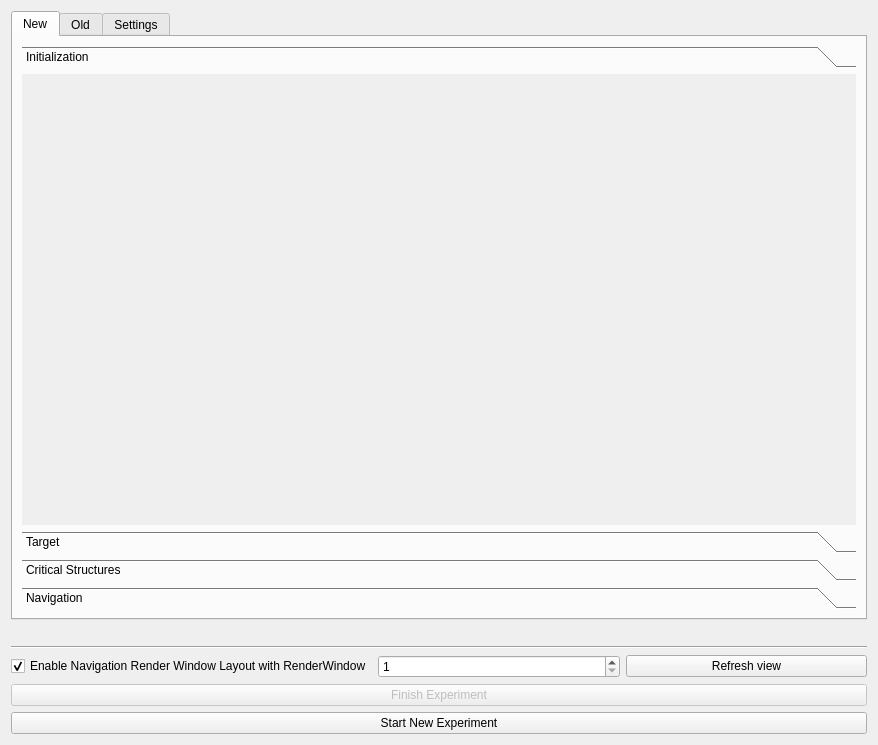
Old version of the form Plugins/org.mitk.gui.qt.igt.app.echotrack/src/internal/QmitkUSNavigationMarkerPlacement.ui in the repository alaansheikhani/MITK.
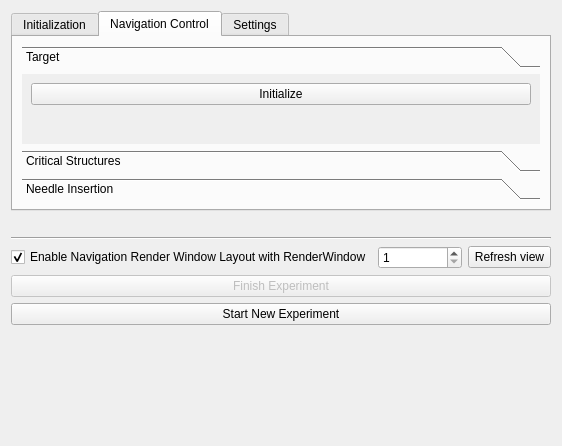
New version of the form. The open tabs and pages were chosen to show the change. Custom widgets are drawn as their Qt base class.

Commit message: unused UI elements are hidden now

Patch:
```diff
--- a/Plugins/org.mitk.gui.qt.igt.app.echotrack/src/internal/QmitkUSNavigationMarkerPlacement.ui
+++ b/Plugins/org.mitk.gui.qt.igt.app.echotrack/src/internal/QmitkUSNavigationMarkerPlacement.ui
@@ -6,8 +6,8 @@
    <rect>
     <x>0</x>
     <y>0</y>
-    <width>878</width>
-    <height>745</height>
+    <width>562</width>
+    <height>446</height>
    </rect>
   </property>
   <property name="windowTitle">
@@ -16,12 +16,25 @@
   <layout class="QVBoxLayout" name="verticalLayout_2">
    <item>
     <widget class="QTabWidget" name="tabWidget">
+     <property name="enabled">
+      <bool>true</bool>
+     </property>
      <property name="currentIndex">
       <number>0</number>
      </property>
+     <widget class="QWidget" name="tab_2">
+      <attribute name="title">
+       <string>Initialization</string>
+      </attribute>
+      <layout class="QVBoxLayout" name="verticalLayout">
+       <item>
+        <widget class="QmitkUSNavigationStepCombinedModality" name="m_CombinedModalityCreationWidget" native="true"/>
+       </item>
+      </layout>
+     </widget>
      <widget class="QWidget" name="tab">
       <attribute name="title">
-       <string>New</string>
+       <string>Navigation Control</string>
       </attribute>
       <layout class="QVBoxLayout" name="verticalLayout_3">
        <item>
@@ -29,25 +42,15 @@
          <property name="currentIndex">
           <number>0</number>
          </property>
-         <widget class="QWidget" name="page">
-          <property name="geometry">
-           <rect>
-            <x>0</x>
-            <y>0</y>
-            <width>828</width>
-            <height>408</height>
-           </rect>
-          </property>
-          <attribute name="label">
-           <string>Initialization</string>
-          </attribute>
-          <layout class="QVBoxLayout" name="verticalLayout_4">
-           <item>
-            <widget class="QmitkUSNavigationStepCombinedModality" name="m_CombinedModalityCreationWidget" native="true"/>
-           </item>
-          </layout>
-         </widget>
          <widget class="QWidget" name="page_3">
+          <property name="geometry">
+           <rect>
+            <x>0</x>
+            <y>0</y>
+            <width>512</width>
+            <height>86</height>
+           </rect>
+          </property>
           <attribute name="label">
            <string>Target</string>
           </attribute>
@@ -91,7 +94,7 @@
            </rect>
           </property>
           <attribute name="label">
-           <string>Navigation</string>
+           <string>Needle Insertion</string>
           </attribute>
           <layout class="QVBoxLayout" name="verticalLayout_7">
            <item>
@@ -110,16 +113,6 @@
        </item>
       </layout>
      </widget>
-     <widget class="QWidget" name="tab_2">
-      <attribute name="title">
-       <string>Old</string>
-      </attribute>
-      <layout class="QVBoxLayout" name="verticalLayout">
-       <item>
-        <widget class="QmitkUSNavigationProcessWidget" name="navigationProcessWidget" native="true"/>
-       </item>
-      </layout>
-     </widget>
      <widget class="QWidget" name="tab_3">
       <attribute name="title">
        <string>Settings</string>
@@ -200,6 +193,26 @@
      </property>
     </widget>
    </item>
+   <item>
+    <widget class="QStackedWidget" name="stackedWidget">
+     <property name="currentIndex">
+      <number>1</number>
+     </property>
+     <widget class="QWidget" name="page_5">
+      <widget class="QmitkUSNavigationProcessWidget" name="navigationProcessWidget" native="true">
+       <property name="geometry">
+        <rect>
+         <x>10</x>
+         <y>20</y>
+         <width>512</width>
+         <height>237</height>
+        </rect>
+       </property>
+      </widget>
+     </widget>
+     <widget class="QWidget" name="page_6"/>
+    </widget>
+   </item>
   </layout>
  </widget>
  <customwidgets>
```
Left out of the diff: 12 changed lines with no effect on the pictures.
